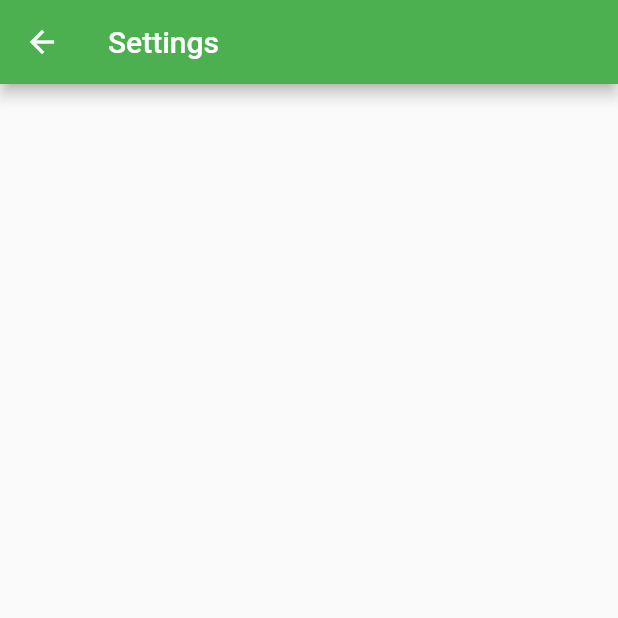
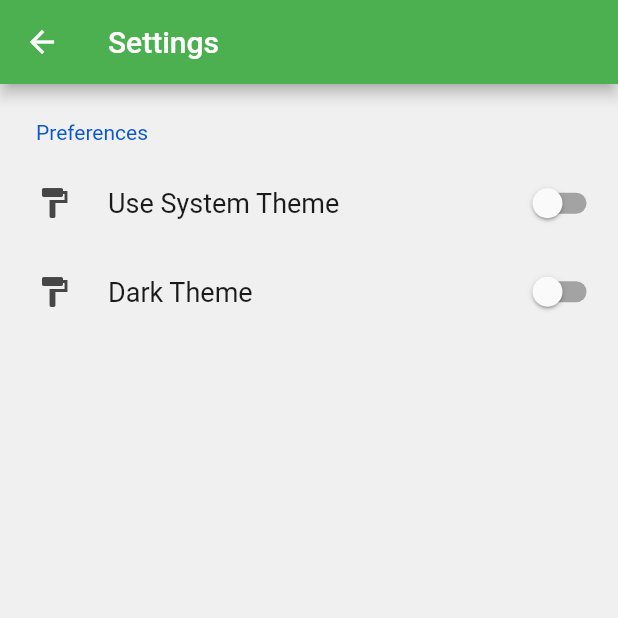
Before and after one commit to Pl4tt/organization-application, a Flutter app: the Settings screen opened directly, on a phone screen of 412 x 824 dp, the top half of it. Run offline on Flutter 3.47's test engine with Material 2 defaults, Android fonts, the light colour scheme and no system bars; drawn by our look-alikes of settings_ui; our stand-ins replace convex_bottom_bar, shared_preferences, shimmer, speech_to_text; accounts and stored records are empty.

Commit message:
add settings screen

```diff
--- a/frontend/organization_mobile/lib/account/settings.dart
+++ b/frontend/organization_mobile/lib/account/settings.dart
@@ -1,4 +1,6 @@
 import 'package:flutter/material.dart';
+import 'package:settings_ui/settings_ui.dart';
+import 'package:organization_mobile/urls.dart';
 
 class Settings extends StatefulWidget {
   const Settings({ Key? key }) : super(key: key);
@@ -8,10 +10,60 @@ class Settings extends StatefulWidget {
 }
 
 class _SettingsState extends State<Settings> {
+  bool initialTheme = false;
+  bool systemTheme = false;
+  bool isLoaded = false;
+
+  @override
+  void initState() {
+    super.initState();
+
+    setVariables();
+  }
+
+  void setVariables() async {
+    initialTheme = await getSharedPrefs("String", theme) == "dark";
+    systemTheme = await getSharedPrefs("bool", useSystemTheme);
+
+    setState(() => isLoaded = true);
+  }
+
+  void switchSystemTheme(bool newSystemTheme) async {
+    await setSharedPrefs("bool", useSystemTheme, newSystemTheme);
+    setState(() => systemTheme = newSystemTheme);
+  }
+
+  Future<void> switchTheme(bool newTheme) async {
+    await setSharedPrefs("String", theme, newTheme ? "dark" : "light");
+    setState(() => initialTheme = newTheme);
+  }
+
   @override
   Widget build(BuildContext context) {
     return Scaffold(
-      appBar: AppBar(title: const Text("Settings"))
+      appBar: AppBar(title: const Text("Settings")),
+      body:
+        SettingsList(
+          sections: [
+            SettingsSection(
+              title: const Text("Preferences"),
+              tiles: [
+                SettingsTile.switchTile(
+                  leading: const Icon(Icons.format_paint),
+                  initialValue: systemTheme,
+                  onToggle: switchSystemTheme,
+                  title: const Text("Use System Theme"),
+                ),
+                SettingsTile.switchTile(
+                  leading: const Icon(Icons.format_paint),
+                  initialValue: initialTheme,
+                  onToggle: switchTheme,
+                  title: const Text("Dark Theme"),
+                ),
+              ]
+            ),
+          ]
+        ),
     );
   }
 }
--- a/frontend/organization_mobile/lib/chat/chat_view.dart
+++ b/frontend/organization_mobile/lib/chat/chat_view.dart
@@ -114,7 +114,7 @@ class _ChatViewState extends State<ChatView> {
                 padding: const EdgeInsets.only(left: 10, bottom: 10, top: 10),
                 height: 60,
                 width: double.infinity,
-                color: Colors.white,
+                color: Theme.of(context).backgroundColor.withOpacity(1),
                 child: Row(
                   children: <Widget>[
                     GestureDetector(
@@ -134,7 +134,6 @@ class _ChatViewState extends State<ChatView> {
                       child: TextField(
                         decoration: const InputDecoration(
                           hintText: "Write message...",
-                          hintStyle: TextStyle(color: Colors.black54),
                           border: InputBorder.none,
                         ),
                         controller: messageController,
--- a/frontend/organization_mobile/lib/main.dart
+++ b/frontend/organization_mobile/lib/main.dart
@@ -5,6 +5,7 @@ import 'package:organization_mobile/navigator/account.dart';
 import 'package:organization_mobile/navigator/teams.dart';
 import 'package:convex_bottom_bar/convex_bottom_bar.dart';
 import 'package:http/http.dart' as http;
+import 'package:organization_mobile/urls.dart';
 
 enum NavigationSelector {
   home,
@@ -27,7 +28,13 @@ class MyApp extends StatelessWidget {
       title: 'Organization Application',
       theme: ThemeData(
         primarySwatch: Colors.green,
+        brightness: Brightness.light,
       ),
+      darkTheme: ThemeData(
+        brightness: Brightness.dark,
+        backgroundColor: Colors.black54,
+      ),
+      themeMode: ThemeMode.system,
       debugShowCheckedModeBanner: false,
       home: const MyHomePage(title: 'Organization Application'),
     );
--- a/frontend/organization_mobile/lib/navigator/home.dart
+++ b/frontend/organization_mobile/lib/navigator/home.dart
@@ -130,7 +130,7 @@ class _SearchDelegate extends SearchDelegate<String> {
               text: suggestion.substring(0, query.length),
               style: TextStyle(
                 fontWeight: FontWeight.bold,
-                color: Colors.grey[900],
+                color: Theme.of(context).hintColor,
                 fontFamily: "Helvetica"
               ),
               children: <TextSpan>[
--- a/frontend/organization_mobile/pubspec.yaml
+++ b/frontend/organization_mobile/pubspec.yaml
@@ -35,11 +35,11 @@ dependencies:
 
   shared_preferences: ^2.0.11
 
-  convex_bottom_bar: ^3.0.0
+  speech_to_text: ^5.4.3
 
   shimmer: ^2.0.0
-
-  speech_to_text: ^5.4.3
+  settings_ui: ^2.0.2
+  convex_bottom_bar: ^3.0.0
 
   # The following adds the Cupertino Icons font to your application.
   # Use with the CupertinoIcons class for iOS style icons.
```
Also changed, not shown: frontend/organization_mobile/lib/urls.dart (+61 -0 lines), frontend/organization_mobile/pubspec.lock.
